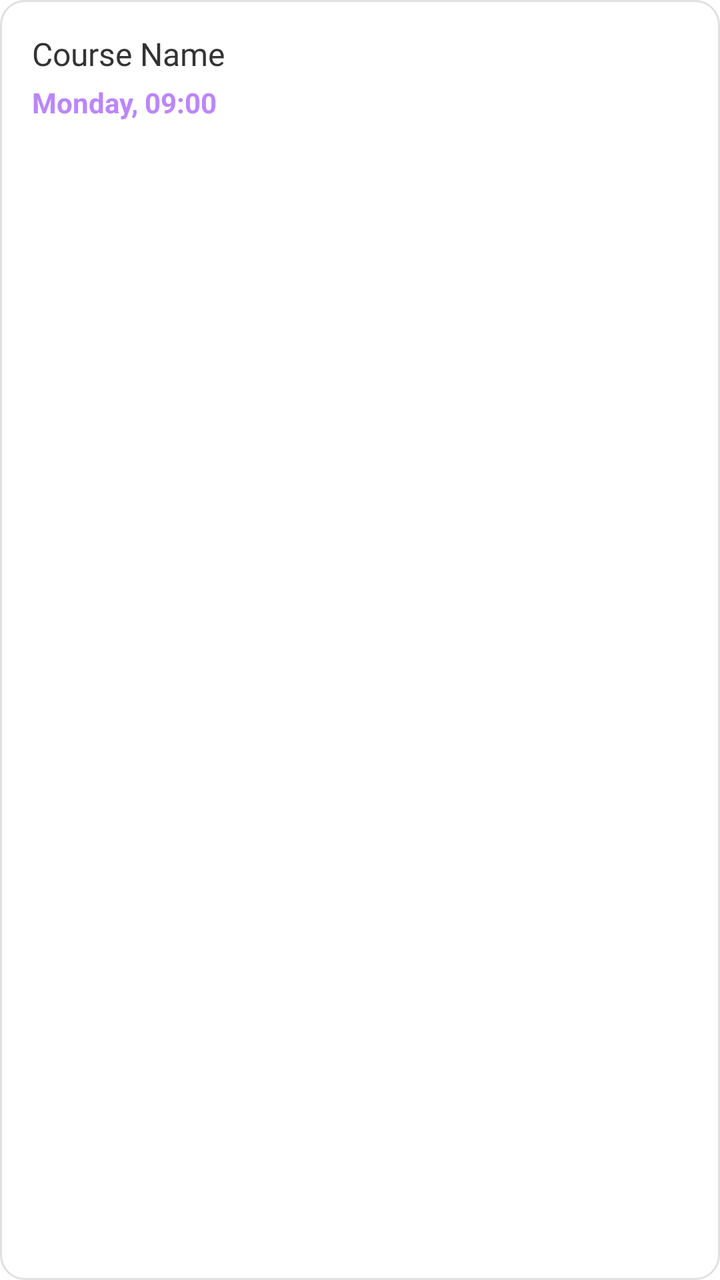
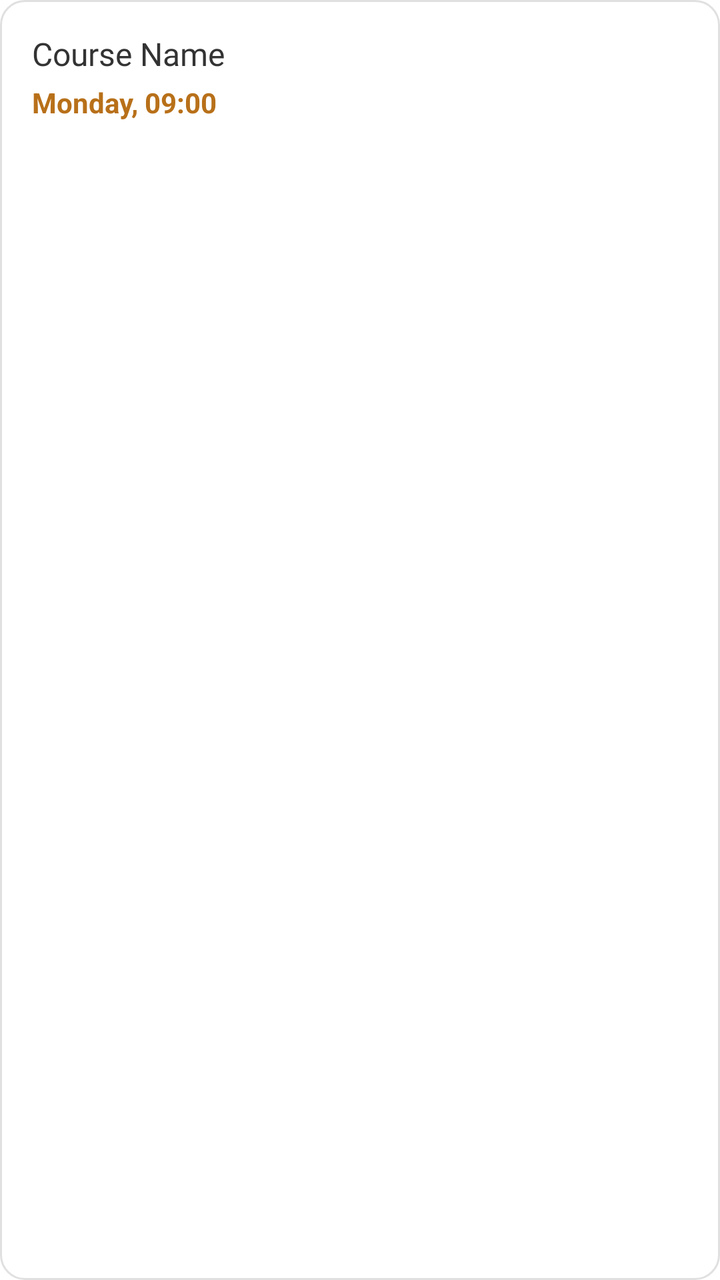

Two renders of the same Android screen: before a commit and after it. Below are the layout's source before the change and the commit's diff.
<!-- AndroidManifest.xml: application theme Theme.UniBuddy -->
<!-- res/layout/item_lecture.xml -->
<?xml version="1.0" encoding="utf-8"?>
<androidx.constraintlayout.widget.ConstraintLayout xmlns:android="http://schemas.android.com/apk/res/android"
    xmlns:app="http://schemas.android.com/apk/res-auto"
    android:layout_width="match_parent"
    android:layout_height="wrap_content"
    android:layout_marginBottom="8dp"
    android:background="@drawable/item_border_background"
    android:padding="16dp">

    <TextView
        android:id="@+id/tvLectureName"
        android:layout_width="0dp"
        android:layout_height="wrap_content"
        android:fontFamily="@font/poppins_semibold"
        android:text="Course Name"
        android:textColor="#333333"
        android:textSize="16sp"
        app:layout_constraintEnd_toEndOf="parent"
        app:layout_constraintStart_toStartOf="parent"
        app:layout_constraintTop_toTopOf="parent" />

    <TextView
        android:id="@+id/tvLectureTime"
        android:layout_width="wrap_content"
        android:layout_height="wrap_content"
        android:layout_marginTop="4dp"
        android:text="Monday, 09:00"
        android:textColor="@color/purple_200"
        android:textSize="14sp"
        android:textStyle="bold"
        app:layout_constraintStart_toStartOf="parent"
        app:layout_constraintTop_toBottomOf="@+id/tvLectureName" />

    <ImageView
        android:layout_width="16dp"
        android:layout_height="16dp"
        android:layout_marginEnd="8dp"
        android:src="@android:drawable/ic_menu_my_calendar"
        app:layout_constraintBottom_toBottomOf="@+id/tvLectureTime"
        app:layout_constraintEnd_toStartOf="@+id/tvLectureTime"
        app:layout_constraintTop_toTopOf="@+id/tvLectureTime"
        app:tint="@color/purple_200"
        android:visibility="gone"/>

</androidx.constraintlayout.widget.ConstraintLayout>
<!-- resources referenced by this layout -->
<resources>
  <color name="purple_200">#FFBB86FC</color>
  <!-- drawable item_border_background (drawable) -->
  <?xml version="1.0" encoding="utf-8"?>
  <shape xmlns:android="http://schemas.android.com/apk/res/android">
      <solid android:color="#FFFFFF"/>
      <corners android:radius="12dp"/>
      <stroke android:width="1dp" android:color="#E0E0E0"/>
  </shape>
  <style name="Theme.UniBuddy" parent="Theme.MaterialComponents.DayNight.NoActionBar">
          
          <item name="colorPrimary">@color/purple_500</item>
          <item name="colorPrimaryVariant">@color/purple_700</item>
          <item name="colorOnPrimary">@color/white</item>
          <item name="colorSecondary">@color/teal_200</item>
          <item name="android:statusBarColor">@android:color/transparent</item>
          <item name="android:windowLightStatusBar">true</item>  //dark icons
      </style>
  <color name="purple_500">#FF6200EE</color>
  <color name="purple_700">#FF3700B3</color>
  <color name="white">#FFFFFFFF</color>
  <color name="teal_200">#FF03DAC5</color>
</resources>

<!-- the commit's change to res/layout/item_lecture.xml (unified diff, before → after) -->
@@ -25,7 +25,7 @@
         android:layout_height="wrap_content"
         android:layout_marginTop="4dp"
         android:text="Monday, 09:00"
-        android:textColor="@color/purple_200"
+        android:textColor="#B87019"
         android:textSize="14sp"
         android:textStyle="bold"
         app:layout_constraintStart_toStartOf="parent"
@@ -39,7 +39,7 @@
         app:layout_constraintBottom_toBottomOf="@+id/tvLectureTime"
         app:layout_constraintEnd_toStartOf="@+id/tvLectureTime"
         app:layout_constraintTop_toTopOf="@+id/tvLectureTime"
-        app:tint="@color/purple_200"
+        app:tint="#B87019"
         android:visibility="gone"/>
 
 </androidx.constraintlayout.widget.ConstraintLayout>
<!-- resource entries referenced after the edit -->
@@ -1,6 +1,5 @@
 <!-- resources referenced by this layout -->
 <resources>
-  <color name="purple_200">#FFBB86FC</color>
   <!-- drawable item_border_background (drawable) -->
   <?xml version="1.0" encoding="utf-8"?>
   <shape xmlns:android="http://schemas.android.com/apk/res/android">
@@ -10,15 +9,13 @@
   </shape>
   <style name="Theme.UniBuddy" parent="Theme.MaterialComponents.DayNight.NoActionBar">
           
-          <item name="colorPrimary">@color/purple_500</item>
-          <item name="colorPrimaryVariant">@color/purple_700</item>
+          <item name="colorPrimary">#B87019</item>
+          <item name="colorPrimaryVariant">#B87019</item>
           <item name="colorOnPrimary">@color/white</item>
           <item name="colorSecondary">@color/teal_200</item>
           <item name="android:statusBarColor">@android:color/transparent</item>
           <item name="android:windowLightStatusBar">true</item>  //dark icons
       </style>
-  <color name="purple_500">#FF6200EE</color>
-  <color name="purple_700">#FF3700B3</color>
   <color name="white">#FFFFFFFF</color>
   <color name="teal_200">#FF03DAC5</color>
 </resources>
